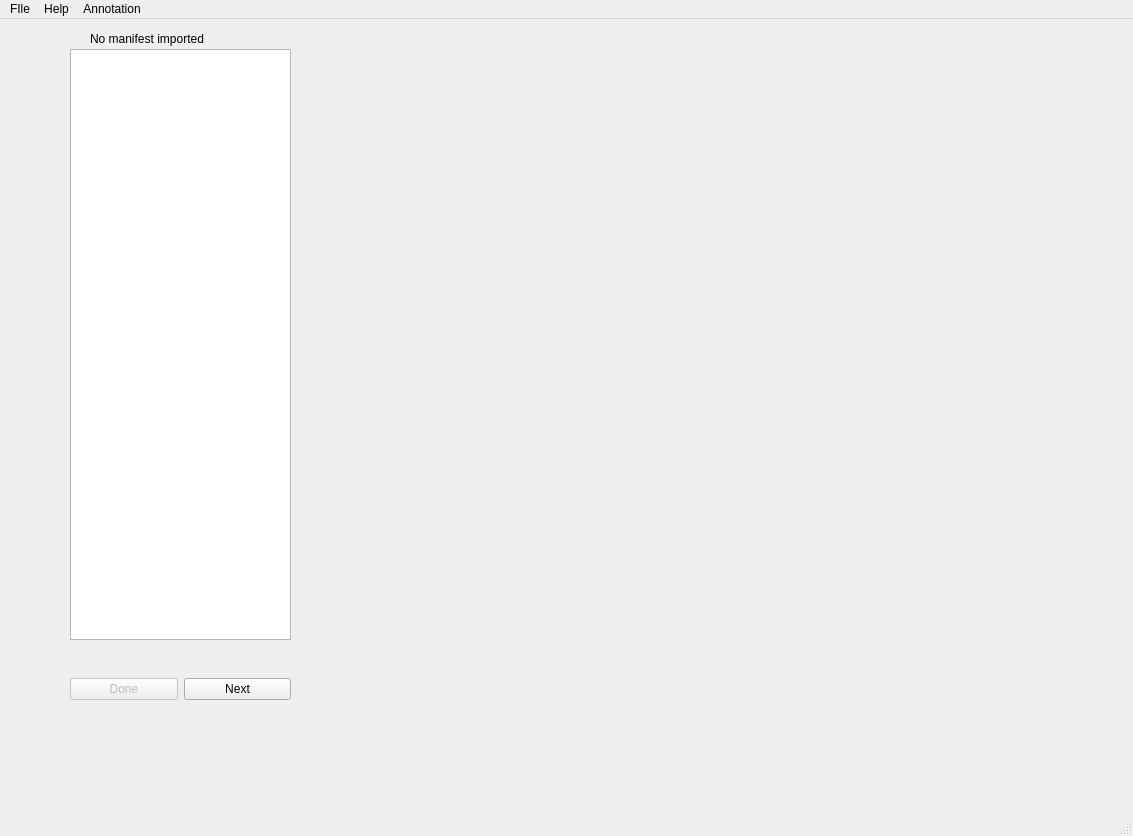
SanLee-CSStudent/AlphaCrane, file GUI/mainwindow.ui: the form before one commit.
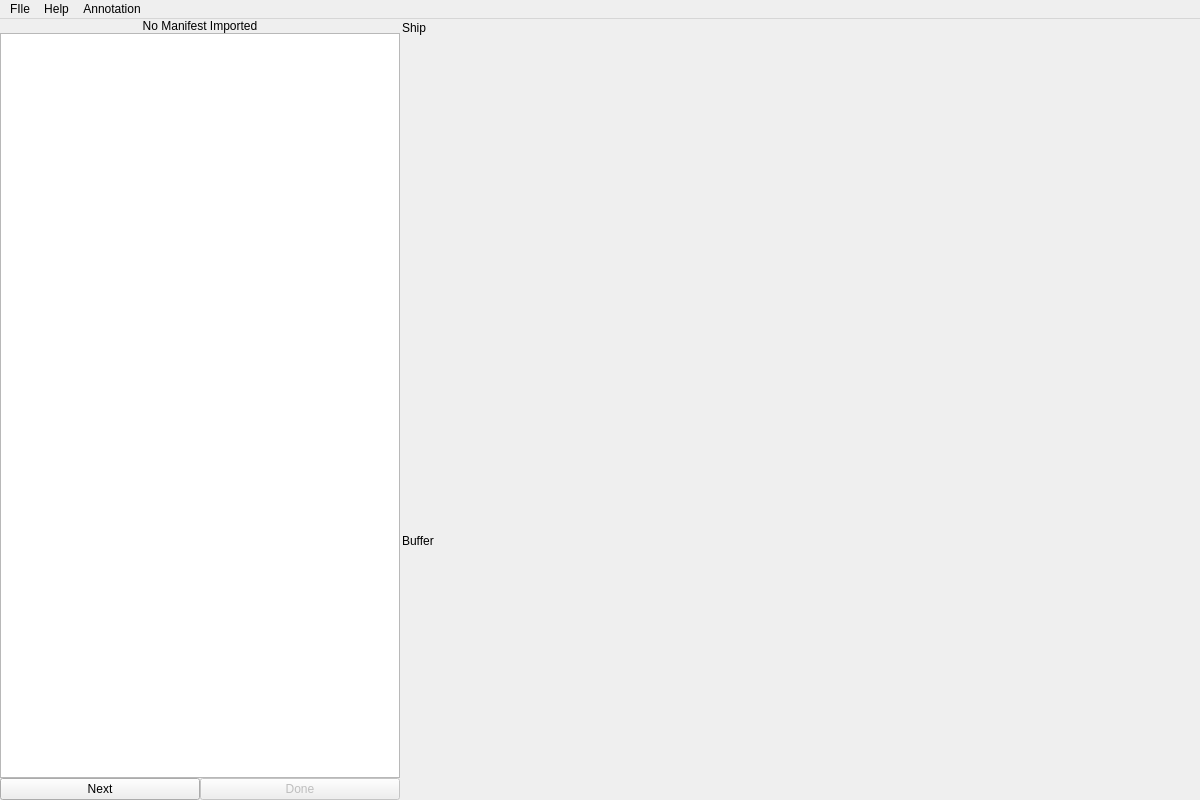
The form after the commit.

What changed in the file:
```diff
--- a/GUI/mainwindow.ui
+++ b/GUI/mainwindow.ui
@@ -6,18 +6,21 @@
    <rect>
     <x>0</x>
     <y>0</y>
-    <width>1133</width>
-    <height>836</height>
+    <width>1200</width>
+    <height>800</height>
    </rect>
   </property>
   <property name="sizePolicy">
-   <sizepolicy hsizetype="Fixed" vsizetype="Fixed">
+   <sizepolicy hsizetype="Preferred" vsizetype="Preferred">
     <horstretch>0</horstretch>
     <verstretch>0</verstretch>
    </sizepolicy>
   </property>
   <property name="windowTitle">
-   <string>MainWindow</string>
+   <string>AlphaCrane</string>
+  </property>
+  <property name="autoFillBackground">
+   <bool>false</bool>
   </property>
   <widget class="QWidget" name="centralwidget">
    <property name="sizePolicy">
@@ -26,80 +29,152 @@
      <verstretch>0</verstretch>
     </sizepolicy>
    </property>
-   <widget class="QWidget" name="horizontalLayoutWidget">
-    <property name="geometry">
-     <rect>
-      <x>70</x>
-      <y>630</y>
-      <width>221</width>
-      <height>80</height>
-     </rect>
+   <layout class="QHBoxLayout" name="horizontalLayout_3" stretch="1,2">
+    <property name="spacing">
+     <number>0</number>
     </property>
-    <layout class="QHBoxLayout" name="horizontalLayout">
-     <item>
-      <widget class="QPushButton" name="pushButton">
-       <property name="enabled">
-        <bool>false</bool>
-       </property>
-       <property name="text">
-        <string>Done</string>
-       </property>
-      </widget>
-     </item>
-     <item>
-      <widget class="QPushButton" name="pushButton_2">
-       <property name="text">
-        <string>Next</string>
-       </property>
-      </widget>
-     </item>
-    </layout>
-   </widget>
-   <widget class="QListView" name="listView">
-    <property name="geometry">
-     <rect>
-      <x>70</x>
-      <y>30</y>
-      <width>221</width>
-      <height>591</height>
-     </rect>
+    <property name="leftMargin">
+     <number>0</number>
     </property>
-   </widget>
-   <widget class="QLabel" name="label">
-    <property name="geometry">
-     <rect>
-      <x>90</x>
-      <y>10</y>
-      <width>181</width>
-      <height>20</height>
-     </rect>
+    <property name="topMargin">
+     <number>0</number>
     </property>
-    <property name="text">
-     <string>No manifest imported</string>
+    <property name="rightMargin">
+     <number>0</number>
     </property>
-   </widget>
-   <widget class="QWidget" name="gridLayoutWidget">
-    <property name="geometry">
-     <rect>
-      <x>300</x>
-      <y>30</y>
-      <width>741</width>
-      <height>681</height>
-     </rect>
+    <property name="bottomMargin">
+     <number>0</number>
     </property>
-    <layout class="QGridLayout" name="gridLayout">
-     <property name="sizeConstraint">
-      <enum>QLayout::SetFixedSize</enum>
-     </property>
-    </layout>
-   </widget>
+    <item>
+     <layout class="QVBoxLayout" name="verticalLayout">
+      <item>
+       <widget class="QLabel" name="label">
+        <property name="text">
+         <string>No Manifest Imported</string>
+        </property>
+        <property name="alignment">
+         <set>Qt::AlignCenter</set>
+        </property>
+       </widget>
+      </item>
+      <item>
+       <widget class="QListView" name="listView">
+        <property name="sizePolicy">
+         <sizepolicy hsizetype="Preferred" vsizetype="Expanding">
+          <horstretch>1</horstretch>
+          <verstretch>0</verstretch>
+         </sizepolicy>
+        </property>
+       </widget>
+      </item>
+      <item>
+       <layout class="QHBoxLayout" name="horizontalLayout_2">
+        <item>
+         <widget class="QPushButton" name="nextButton">
+          <property name="text">
+           <string>Next</string>
+          </property>
+         </widget>
+        </item>
+        <item>
+         <widget class="QPushButton" name="doneButton">
+          <property name="enabled">
+           <bool>false</bool>
+          </property>
+          <property name="text">
+           <string>Done</string>
+          </property>
+         </widget>
+        </item>
+       </layout>
+      </item>
+     </layout>
+    </item>
+    <item>
+     <widget class="QWidget" name="displayWindow" native="true">
+      <layout class="QVBoxLayout" name="verticalLayout_2" stretch="0,2,0,1">
+       <property name="spacing">
+        <number>0</number>
+       </property>
+       <property name="leftMargin">
+        <number>2</number>
+       </property>
+       <property name="topMargin">
+        <number>2</number>
+       </property>
+       <property name="rightMargin">
+        <number>2</number>
+       </property>
+       <property name="bottomMargin">
+        <number>2</number>
+       </property>
+       <item>
+        <widget class="QLabel" name="label_3">
+         <property name="text">
+          <string>Ship</string>
+         </property>
+        </widget>
+       </item>
+       <item>
+        <widget class="QWidget" name="shipWidget" native="true">
+         <layout class="QGridLayout" name="gridLayout_4">
+          <property name="leftMargin">
+           <number>0</number>
+          </property>
+          <property name="topMargin">
+           <number>0</number>
+          </property>
+          <property name="rightMargin">
+           <number>0</number>
+          </property>
+          <property name="bottomMargin">
+           <number>0</number>
+          </property>
+          <property name="spacing">
+           <number>2</number>
+          </property>
+         </layout>
+        </widget>
+       </item>
+       <item>
+        <widget class="QLabel" name="label_2">
+         <property name="text">
+          <string>Buffer</string>
+         </property>
+        </widget>
+       </item>
+       <item>
+        <widget class="QWidget" name="bufferWidget" native="true">
+         <layout class="QGridLayout" name="gridLayout_3">
+          <property name="leftMargin">
+           <number>0</number>
+          </property>
+          <property name="topMargin">
+           <number>0</number>
+          </property>
+          <property name="rightMargin">
+           <number>0</number>
+          </property>
+          <property name="bottomMargin">
+           <number>0</number>
+          </property>
+          <property name="spacing">
+           <number>2</number>
+          </property>
+         </layout>
+        </widget>
+       </item>
+      </layout>
+     </widget>
+    </item>
+   </layout>
   </widget>
   <widget class="QMenuBar" name="menubar">
    <property name="geometry">
     <rect>
      <x>0</x>
      <y>0</y>
-     <width>1133</width>
+     <width>1200</width>
      <height>19</height>
     </rect>
    </property>
@@ -125,8 +200,10 @@
    <addaction name="menuHelp"/>
    <addaction name="menuAnnotation"/>
   </widget>
-  <widget class="QStatusBar" name="statusbar"/>
-  <action name="actionImpor_t_Manifest">
+  <action name="actionImport_Manifest">
+   <property name="enabled">
+    <bool>false</bool>
+   </property>
    <property name="text">
     <string>Import Manifest</string>
    </property>
```
Left out of the diff: 17 changed lines with no effect on the pictures.
